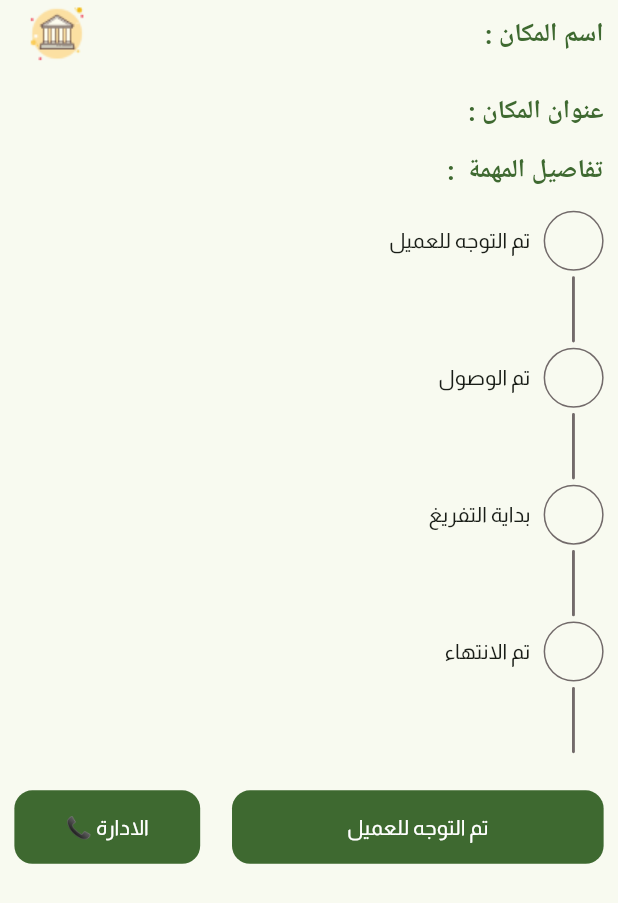
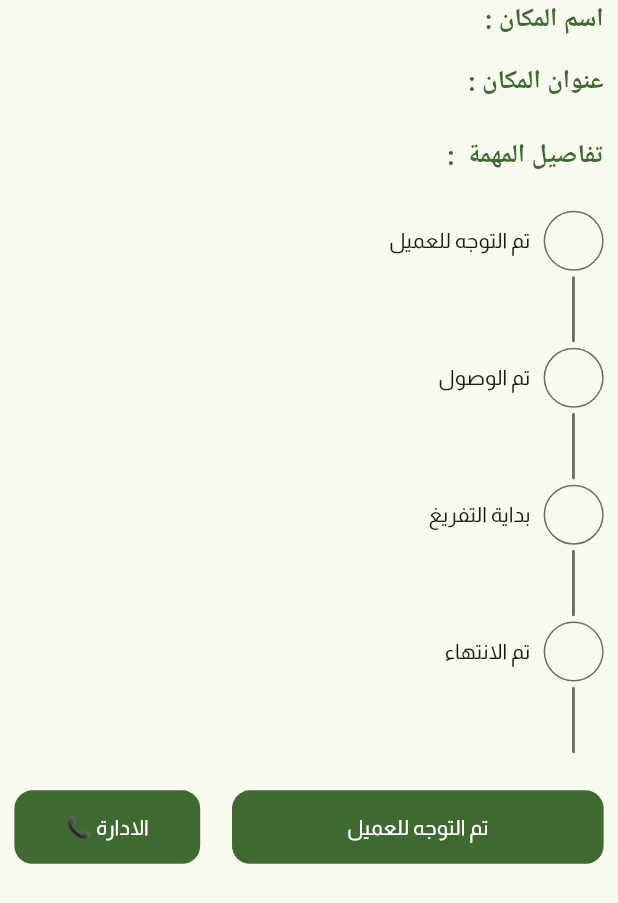
Before and after one commit to ibrahimMedhat-1/CleanTechApp, a Flutter app: the TaskDetailsBody widget shown alone on an empty page, opened directly with empty values, on a phone screen of 412 x 824 dp. Shown: the top 903 px of the screen. Run offline on Flutter 3.47's test engine with Material 3 defaults, Android fonts, the phone set to English and light mode, and no system bars; our stand-ins replace bloc, curved_navigation_bar, dartz, dio, flutter_bloc, flutter_screenutil and 6 more; accounts and stored records are empty; network calls fail; project files that could hold a hidden picture were left out.

Commit message:
remove place image logo

```diff
--- a/lib/src/feature/task_details/presentation/widgets/task_details_body.dart
+++ b/lib/src/feature/task_details/presentation/widgets/task_details_body.dart
@@ -26,7 +26,7 @@ class TaskDetailsBody extends StatelessWidget {
                         title: AppStrings.placeName.tr(context),
                         subTitle: item.company ?? '',
                       ),
-                      Assets.images.placeLogo.image()
+                      // Assets.images.placeLogo.image()
                     ],
                   ),
                   19.isHeight,
```
